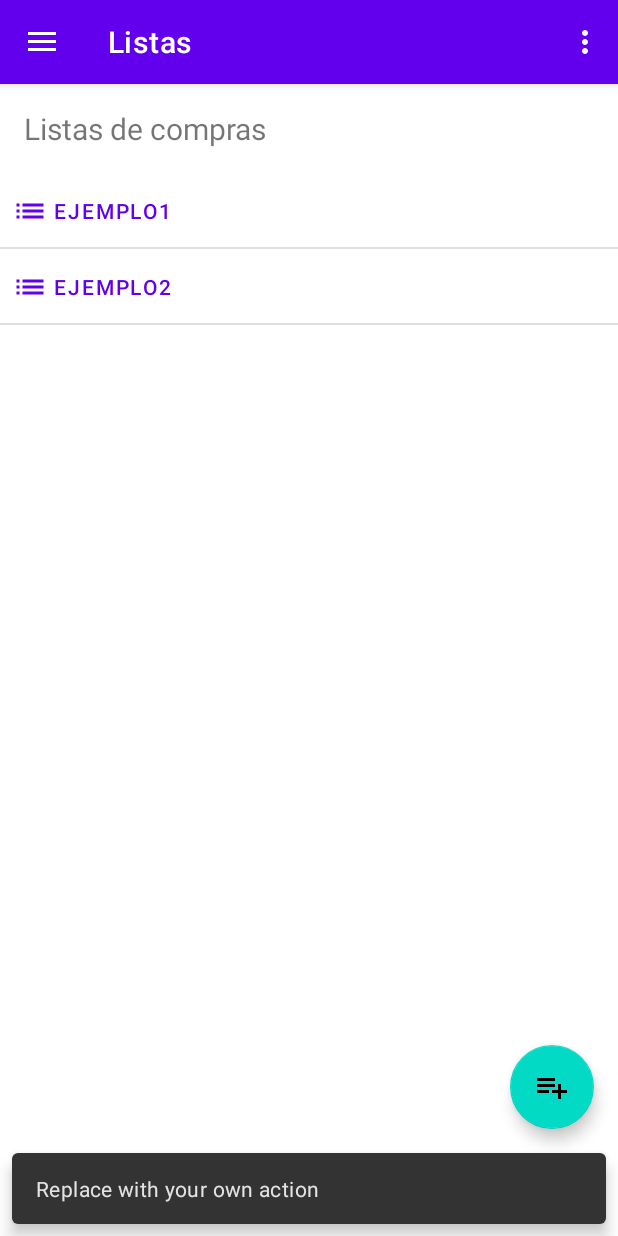
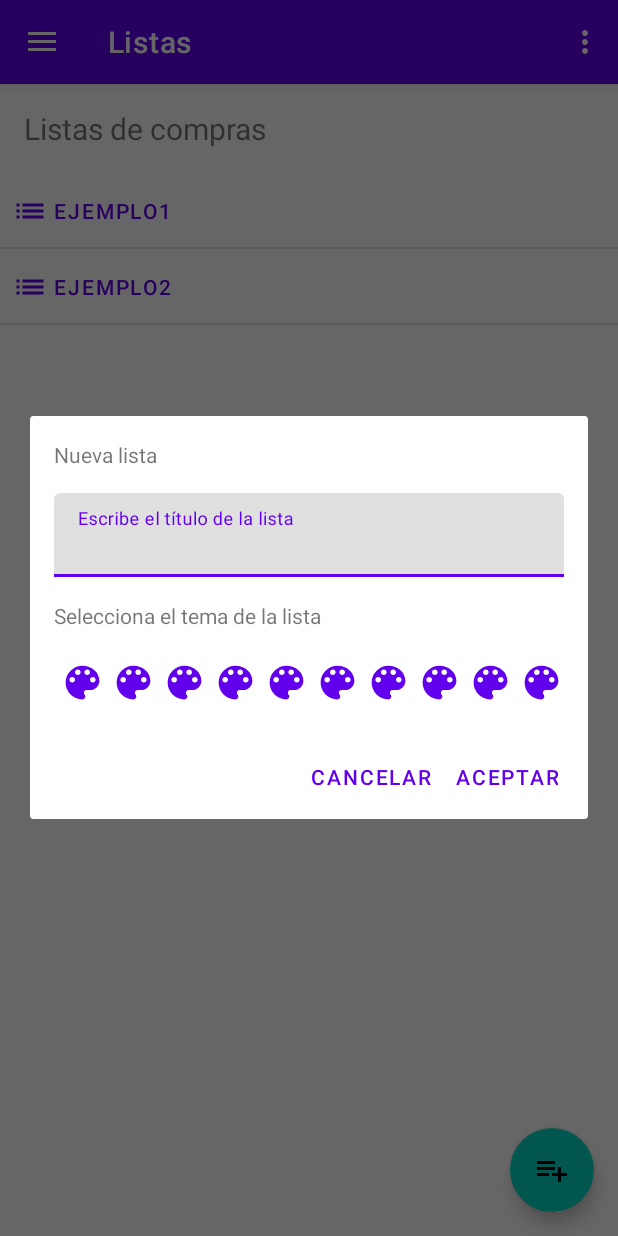
Before and after one commit to michelolvera/Shopping-Clever, an Android app: the screen it shows after launch once a user with an empty profile is signed in (AppActivity), after a tap on an icon or button, on a phone screen of 412 x 824 dp. Run offline under Robolectric (Android 15) with nearby library versions, the phone set to English and light mode, and no system bars; our stand-ins replace Firebase (no records; nobody signed in at launch, a user with empty details on screens opened directly), navigation-ui; libraries missing offline, so code that uses them is left out: com.facebook, com.facebook.login; 5 statements that could not run were skipped.

Commit message:
Agregado CreateListDialogFragment (SOLO UI)

```diff
--- a/app/src/main/java/dev/michelolvera/shoppingclever/AppActivity.kt
+++ b/app/src/main/java/dev/michelolvera/shoppingclever/AppActivity.kt
@@ -20,6 +20,7 @@ import com.google.firebase.auth.ktx.auth
 import com.google.firebase.database.*
 import com.google.firebase.database.ktx.database
 import com.google.firebase.ktx.Firebase
+import dev.michelolvera.shoppingclever.ui.dialogs.CreateListDialogFragment
 
 class AppActivity : AppCompatActivity() {
 
@@ -40,8 +41,9 @@ class AppActivity : AppCompatActivity() {
 
         val fab: FloatingActionButton = findViewById(R.id.fab)
         fab.setOnClickListener { view ->
-            Snackbar.make(view, "Replace with your own action", Snackbar.LENGTH_LONG)
-                .setAction("Action", null).show()
+            CreateListDialogFragment().show(supportFragmentManager, "NewListDialog")
+            /*Snackbar.make(view, "Replace with your own action", Snackbar.LENGTH_LONG)
+                .setAction("Action", null).show()*/
         }
         val drawerLayout: DrawerLayout = findViewById(R.id.drawer_layout)
         val navView: NavigationView = findViewById(R.id.nav_view)
--- /dev/null
+++ b/app/src/main/java/dev/michelolvera/shoppingclever/ui/dialogs/CreateListDialogFragment.kt
@@ -0,0 +1,33 @@
+package dev.michelolvera.shoppingclever.ui.dialogs
+
+import android.app.Dialog
+import android.os.Bundle
+import androidx.appcompat.app.AlertDialog
+import androidx.fragment.app.DialogFragment
+import dev.michelolvera.shoppingclever.R
+
+class CreateListDialogFragment : DialogFragment() {
+
+    override fun onCreateDialog(savedInstanceState: Bundle?): Dialog {
+        return activity?.let {
+            val builder = AlertDialog.Builder(it)
+            // Get the layout inflater
+            val inflater = requireActivity().layoutInflater
+
+            // Inflate and set the layout for the dialog
+            // Pass null as the parent view because its going in the dialog layout
+            builder.setView(inflater.inflate(R.layout.dialog_list_layout, null))
+                // Add action buttons
+                .setPositiveButton(R.string.acept
+                ) { dialog, id ->
+
+                }
+                .setNegativeButton(R.string.cancel
+                ) { dialog, id ->
+                    getDialog()?.cancel()
+                }
+            builder.create()
+        } ?: throw IllegalStateException("Activity cannot be null")
+    }
+
+}
--- /dev/null
+++ b/app/src/main/res/drawable/ic_color_lens.xml
@@ -0,0 +1,9 @@
+<vector xmlns:android="http://schemas.android.com/apk/res/android"
+    android:width="24dp"
+    android:height="24dp"
+    android:viewportWidth="24"
+    android:viewportHeight="24">
+  <path
+      android:pathData="M12,3c-4.97,0 -9,4.03 -9,9s4.03,9 9,9c0.83,0 1.5,-0.67 1.5,-1.5 0,-0.39 -0.15,-0.74 -0.39,-1.01 -0.23,-0.26 -0.38,-0.61 -0.38,-0.99 0,-0.83 0.67,-1.5 1.5,-1.5L16,16c2.76,0 5,-2.24 5,-5 0,-4.42 -4.03,-8 -9,-8zM6.5,12c-0.83,0 -1.5,-0.67 -1.5,-1.5S5.67,9 6.5,9 8,9.67 8,10.5 7.33,12 6.5,12zM9.5,8C8.67,8 8,7.33 8,6.5S8.67,5 9.5,5s1.5,0.67 1.5,1.5S10.33,8 9.5,8zM14.5,8c-0.83,0 -1.5,-0.67 -1.5,-1.5S13.67,5 14.5,5s1.5,0.67 1.5,1.5S15.33,8 14.5,8zM17.5,12c-0.83,0 -1.5,-0.67 -1.5,-1.5S16.67,9 17.5,9s1.5,0.67 1.5,1.5 -0.67,1.5 -1.5,1.5z"
+      android:fillColor="#000000"/>
+</vector>
--- a/app/src/main/res/layout/activity_main.xml
+++ b/app/src/main/res/layout/activity_main.xml
@@ -34,7 +34,6 @@
                 android:layout_width="match_parent"
                 style="@style/MarginElements"
                 android:layout_height="wrap_content"
-                android:inputType="textEmailAddress"
                 android:hint="@string/mail_hint"
                 android:ems="10"
                 app:startIconDrawable="@drawable/ic_alternate_email"
@@ -44,6 +43,7 @@
                 app:layout_constraintRight_toRightOf="parent"
                 android:id="@+id/editTextTextEmailAddress">
                 <com.google.android.material.textfield.TextInputEditText
+                        android:inputType="textEmailAddress"
                         android:layout_width="match_parent"
                         android:layout_height="wrap_content"
                 />
--- /dev/null
+++ b/app/src/main/res/layout/dialog_list_layout.xml
@@ -0,0 +1,172 @@
+<?xml version="1.0" encoding="utf-8"?>
+<androidx.constraintlayout.widget.ConstraintLayout
+        xmlns:android="http://schemas.android.com/apk/res/android"
+        android:layout_width="300dp"
+        android:layout_height="wrap_content"
+        xmlns:app="http://schemas.android.com/apk/res-auto"
+        android:padding="@dimen/espacio_elementos"
+>
+
+    <TextView
+            android:layout_width="match_parent"
+            android:layout_height="wrap_content"
+            android:text="@string/dialog_list_title"
+            app:layout_constraintTop_toTopOf="parent"
+            app:layout_constraintLeft_toLeftOf="parent"
+            android:id="@+id/title_dialog_layout"
+    />
+
+    <com.google.android.material.textfield.TextInputLayout
+        android:layout_width="match_parent"
+        android:layout_height="wrap_content"
+        app:layout_constraintTop_toBottomOf="@id/title_dialog_layout"
+        app:layout_constraintLeft_toLeftOf="parent"
+        app:layout_constraintRight_toRightOf="parent"
+        android:hint="@string/dialog_list_name_hint"
+        style="@style/MarginElements"
+        android:id="@+id/title_input"
+    >
+        <com.google.android.material.textfield.TextInputEditText
+            android:inputType="text"
+            android:layout_width="match_parent"
+            android:layout_height="wrap_content"
+        />
+    </com.google.android.material.textfield.TextInputLayout>
+
+    <TextView
+            android:layout_width="match_parent"
+            android:layout_height="wrap_content"
+            android:text="@string/dialog_list_info_tema"
+            app:layout_constraintTop_toBottomOf="@id/title_input"
+            app:layout_constraintLeft_toLeftOf="parent"
+            app:layout_constraintRight_toRightOf="parent"
+            style="@style/MarginElements"
+            android:id="@+id/selector_color_text"
+    />
+
+    <HorizontalScrollView
+            android:layout_width="match_parent"
+            android:layout_height="wrap_content"
+            style="@style/MarginElements"
+            app:layout_constraintTop_toBottomOf="@id/selector_color_text"
+            app:layout_constraintLeft_toLeftOf="parent"
+            app:layout_constraintRight_toRightOf="parent"
+
+    >
+        <androidx.constraintlayout.widget.ConstraintLayout android:layout_width="wrap_content"
+                                                           android:layout_height="wrap_content">
+            <Button
+                    android:layout_width="30dp"
+                    android:layout_height="30dp"
+                    android:background="@drawable/ic_color_lens"
+                    app:layout_constraintTop_toTopOf="parent"
+                    app:layout_constraintLeft_toLeftOf="parent"
+                    app:layout_constraintBottom_toBottomOf="parent"
+                    android:layout_margin="4dp"
+                    android:id="@+id/btn_color_1"
+            />
+
+            <Button
+                    android:layout_width="30dp"
+                    android:layout_height="30dp"
+                    android:background="@drawable/ic_color_lens"
+                    app:layout_constraintTop_toTopOf="parent"
+                    app:layout_constraintLeft_toRightOf="@id/btn_color_1"
+                    app:layout_constraintBottom_toBottomOf="parent"
+                    android:layout_margin="4dp"
+                    android:id="@+id/btn_color_2"
+            />
+
+            <Button
+                    android:layout_width="30dp"
+                    android:layout_height="30dp"
+                    android:background="@drawable/ic_color_lens"
+                    app:layout_constraintTop_toTopOf="parent"
+                    app:layout_constraintLeft_toRightOf="@id/btn_color_2"
+                    app:layout_constraintBottom_toBottomOf="parent"
+                    android:layout_margin="4dp"
+                    android:id="@+id/btn_color_3"
+            />
+
+            <Button
+                    android:layout_width="30dp"
+                    android:layout_height="30dp"
+                    android:background="@drawable/ic_color_lens"
+                    app:layout_constraintTop_toTopOf="parent"
+                    app:layout_constraintLeft_toRightOf="@id/btn_color_3"
+                    app:layout_constraintBottom_toBottomOf="parent"
+                    android:layout_margin="4dp"
+                    android:id="@+id/btn_color_4"
+            />
+
+            <Button
+                    android:layout_width="30dp"
+                    android:layout_height="30dp"
+                    android:background="@drawable/ic_color_lens"
+                    app:layout_constraintTop_toTopOf="parent"
+                    app:layout_constraintLeft_toRightOf="@id/btn_color_4"
+                    app:layout_constraintBottom_toBottomOf="parent"
+                    android:layout_margin="4dp"
+                    android:id="@+id/btn_color_5"
+            />
+
+            <Button
+                    android:layout_width="30dp"
+                    android:layout_height="30dp"
+                    android:background="@drawable/ic_color_lens"
+                    app:layout_constraintTop_toTopOf="parent"
+                    app:layout_constraintLeft_toRightOf="@id/btn_color_5"
+                    app:layout_constraintBottom_toBottomOf="parent"
+                    android:layout_margin="4dp"
+                    android:id="@+id/btn_color_6"
+            />
+
+            <Button
+                    android:layout_width="30dp"
+                    android:layout_height="30dp"
+                    android:background="@drawable/ic_color_lens"
+                    app:layout_constraintTop_toTopOf="parent"
+                    app:layout_constraintLeft_toRightOf="@id/btn_color_6"
+                    app:layout_constraintBottom_toBottomOf="parent"
+                    android:layout_margin="4dp"
+                    android:id="@+id/btn_color_7"
+            />
+
+            <Button
+                    android:layout_width="30dp"
+                    android:layout_height="30dp"
+                    android:background="@drawable/ic_color_lens"
+                    app:layout_constraintTop_toTopOf="parent"
+                    app:layout_constraintLeft_toRightOf="@id/btn_color_7"
+                    app:layout_constraintBottom_toBottomOf="parent"
+                    android:layout_margin="4dp"
+                    android:id="@+id/btn_color_8"
+            />
+
+            <Button
+                    android:layout_width="30dp"
+                    android:layout_height="30dp"
+                    android:background="@drawable/ic_color_lens"
+                    app:layout_constraintTop_toTopOf="parent"
+                    app:layout_constraintLeft_toRightOf="@id/btn_color_8"
+                    app:layout_constraintBottom_toBottomOf="parent"
+                    android:layout_margin="4dp"
+                    android:id="@+id/btn_color_9"
+            />
+
+            <Button
+                    android:layout_width="30dp"
+                    android:layout_height="30dp"
+                    android:background="@drawable/ic_color_lens"
+                    app:layout_constraintTop_toTopOf="parent"
+                    app:layout_constraintLeft_toRightOf="@id/btn_color_9"
+                    app:layout_constraintBottom_toBottomOf="parent"
+                    android:layout_margin="4dp"
+                    android:id="@+id/btn_color_10"
+            />
+
+        </androidx.constraintlayout.widget.ConstraintLayout>
+    </HorizontalScrollView>
+
+
+</androidx.constraintlayout.widget.ConstraintLayout>
--- a/app/src/main/res/values/strings.xml
+++ b/app/src/main/res/values/strings.xml
@@ -24,4 +24,11 @@
 
     <string name="content_description_email">Mail Icon</string>
     <string name="content_description_password">Password Icon</string>
+
+    <string name="dialog_list_title">Nueva lista</string>
+    <string name="dialog_list_name_hint">Escribe el título de la lista</string>
+    <string name="dialog_list_info_tema">Selecciona el tema de la lista</string>
+
+    <string name="acept">Aceptar</string>
+    <string name="cancel">Cancelar</string>
 </resources>
```
